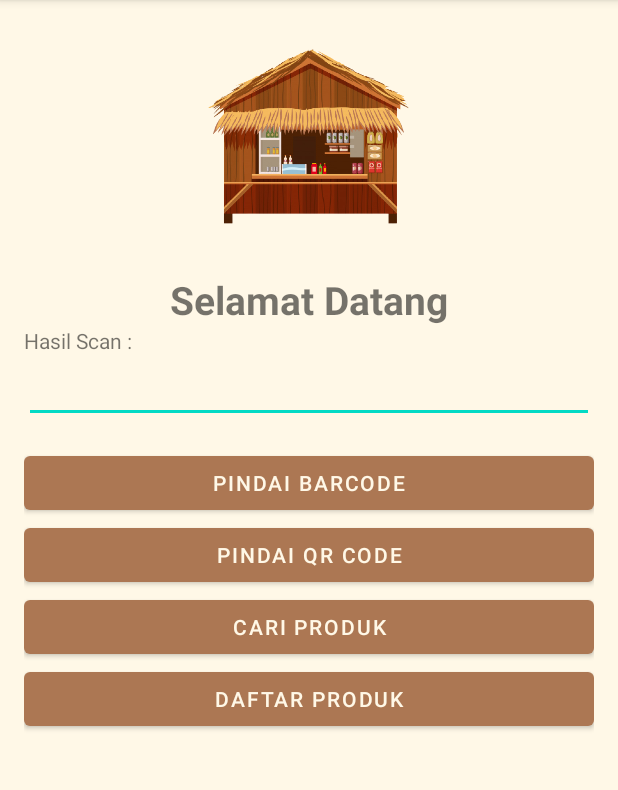
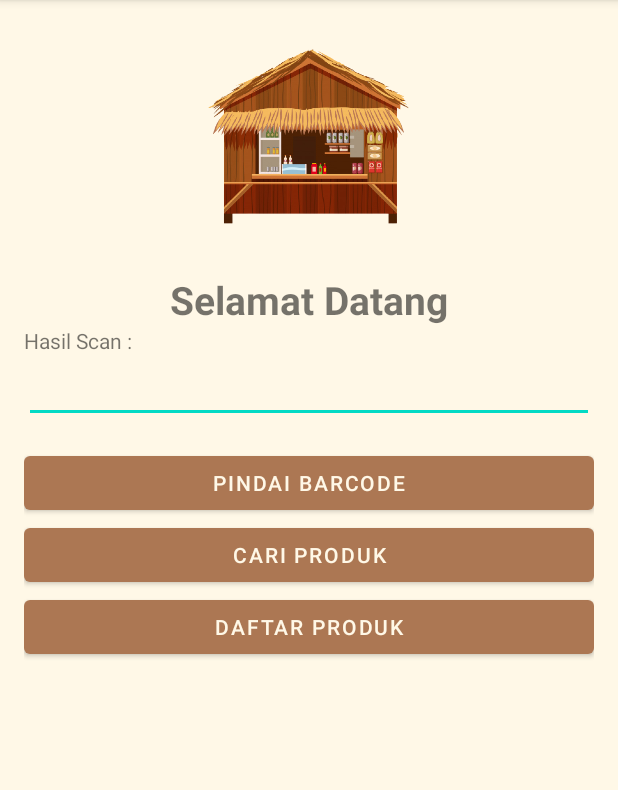
Before and after one commit to nurzainpradana/Aplikasi-Penjualan-Dengan-Scanner, an Android app: the screen it shows after launch (MainActivity), on a phone screen of 412 x 824 dp, the part 84-874 px from its top. Run offline under Robolectric (Android 15) with nearby library versions, the phone set to English and light mode, and no system bars.

Commit message:
create ScanBarcode Activity

```diff
--- a/app/src/main/AndroidManifest.xml
+++ b/app/src/main/AndroidManifest.xml
@@ -12,7 +12,7 @@
         android:supportsRtl="true"
         android:theme="@style/Theme.SQLiteProdukDenganScanner">
         <activity android:name=".view.scanbarcode.ScanBarcode"></activity>
-        <activity android:name=".HalamanUtama.MainActivity">
+        <activity android:name=".view.halamanutama.MainActivity">
             <intent-filter>
                 <action android:name="android.intent.action.MAIN" />
 
--- /dev/null
+++ b/app/src/main/java/com/zainpradana/sqliteprodukdenganscanner/view/halamanutama/MainActivity.java
@@ -0,0 +1,33 @@
+package com.zainpradana.sqliteprodukdenganscanner.view.halamanutama;
+
+import androidx.appcompat.app.AppCompatActivity;
+
+import android.content.Intent;
+import android.os.Bundle;
+import android.view.View;
+import android.widget.EditText;
+
+import com.zainpradana.sqliteprodukdenganscanner.R;
+import com.zainpradana.sqliteprodukdenganscanner.view.scanbarcode.ScanBarcode;
+
+public class MainActivity extends AppCompatActivity {
+    public EditText etHasilScan;
+
+    @Override
+    protected void onCreate(Bundle savedInstanceState) {
+        super.onCreate(savedInstanceState);
+        setContentView(R.layout.activity_main);
+
+        etHasilScan = findViewById(R.id.et_hasil_scan);
+
+        String hasilScan = getIntent().getStringExtra("hasil_key");
+        if (hasilScan != null){
+            etHasilScan.setText(hasilScan);
+        }
+    }
+
+    public void keScanBarcode(View view) {
+        Intent i = new Intent(MainActivity.this, ScanBarcode.class);
+        startActivity(i);
+    }
+}
--- a/app/src/main/res/layout/activity_main.xml
+++ b/app/src/main/res/layout/activity_main.xml
@@ -7,7 +7,7 @@
     android:orientation="vertical"
     android:padding="16dp"
     android:background="@color/cream"
-    tools:context=".HalamanUtama.MainActivity">
+    tools:context=".view.halamanutama.MainActivity">
 
     <ImageView
         android:layout_width="150dp"
@@ -37,13 +37,8 @@
         android:layout_width="match_parent"
         android:layout_height="wrap_content"
         android:layout_marginTop="16dp"
+        android:onClick="keScanBarcode"
         android:text="Pindai Barcode"/>
-
-    <Button
-        android:id="@+id/btn_pindai_qrcode"
-        android:layout_width="match_parent"
-        android:layout_height="wrap_content"
-        android:text="Pindai QR Code"/>
 
     <Button
         android:id="@+id/btn_cari_produk"
```
Also changed, not shown: app/src/main/java/com/zainpradana/sqliteprodukdenganscanner/HalamanUtama/MainActivity.java (deleted, +0 -16 lines), app/src/main/java/com/zainpradana/sqliteprodukdenganscanner/view/scanbarcode/ScanBarcode.java (+18 -2 lines).
